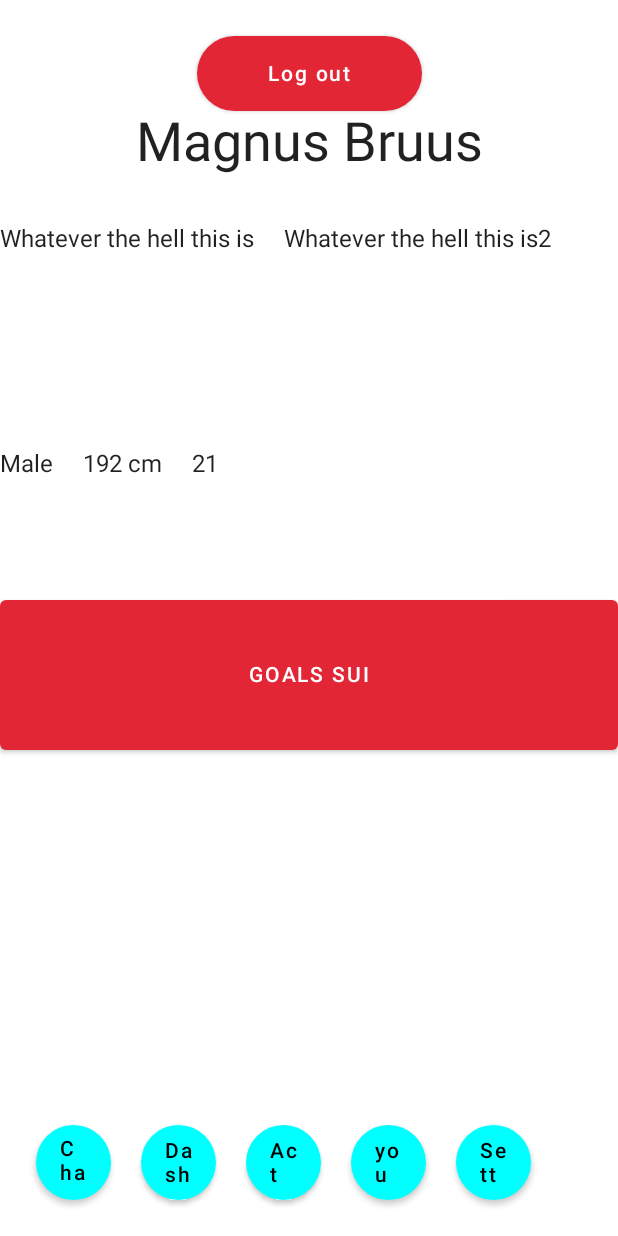
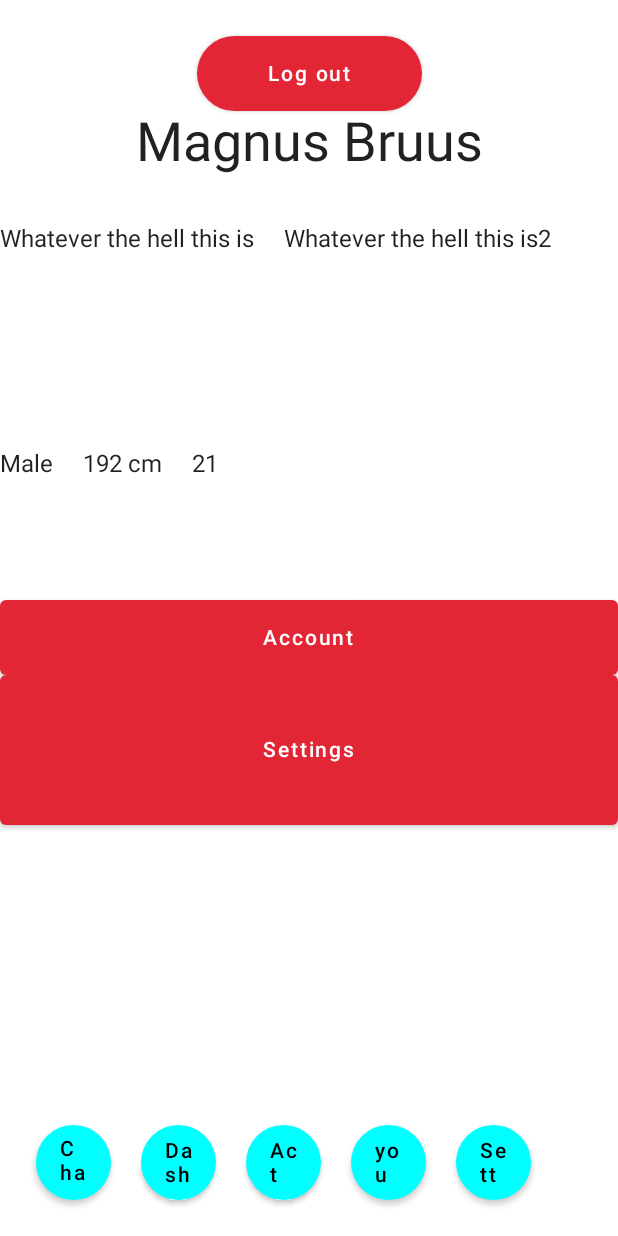
Before and after one commit to AncientCarbon/LivPart2, an Android app built with Jetpack Compose: the screen it shows after launch (MainActivity), on a phone screen of 412 x 824 dp. Run offline under Robolectric (Android 15) with nearby library versions, the phone set to English and light mode, and no system bars.

Commit message:
Account button added

```diff
--- a/app/src/main/java/com/example/livpart2/ProfileScreen.kt
+++ b/app/src/main/java/com/example/livpart2/ProfileScreen.kt
@@ -59,7 +59,8 @@ fun ProfileApp(modifier: Modifier = Modifier) {
         }
         Column(modifier = Modifier
                 .padding(top=400.dp),){
-            Goals()
+            Account()
+            Settings()
         }
 
         BotNav()
@@ -68,12 +69,23 @@ fun ProfileApp(modifier: Modifier = Modifier) {
 
 
 @Composable
-fun Goals(){
+fun Settings(){
     Button(onClick = { /*TODO*/ }, modifier = Modifier
         .padding()
         .fillMaxWidth()
         .height(100.dp)) {
-        Text(text = "GOALS SUI")
+        Text(text = "Settings")
+    }
+}
+
+@Composable
+fun Account(){
+    Button(onClick = { /*TODO*/ }, modifier = Modifier
+        .padding()
+        .fillMaxWidth()
+        .height(50.dp)) {
+        Text(text = "Account")
+
     }
 }
 
```
Lines whose indentation alone changed are shown as unchanged.
